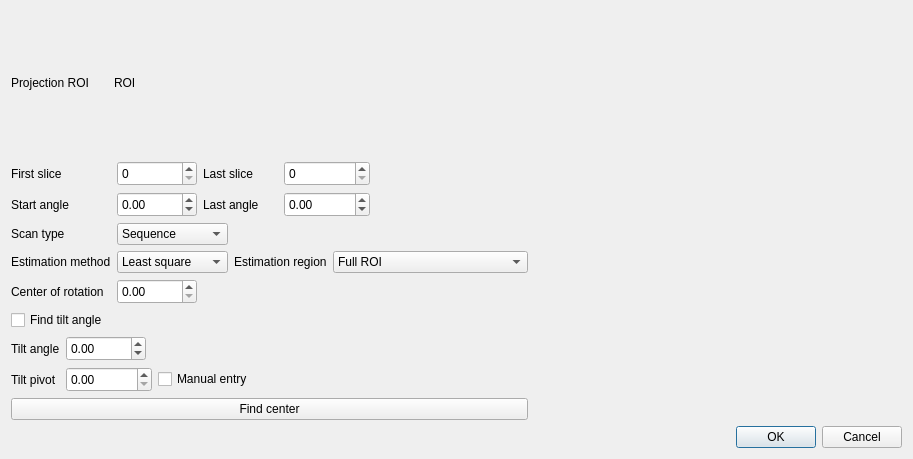
Before: the Qt Designer form src/muhrec3/configuregeometrydialog.ui in neutronimaging/imagingsuite, drawn with Qt 5.
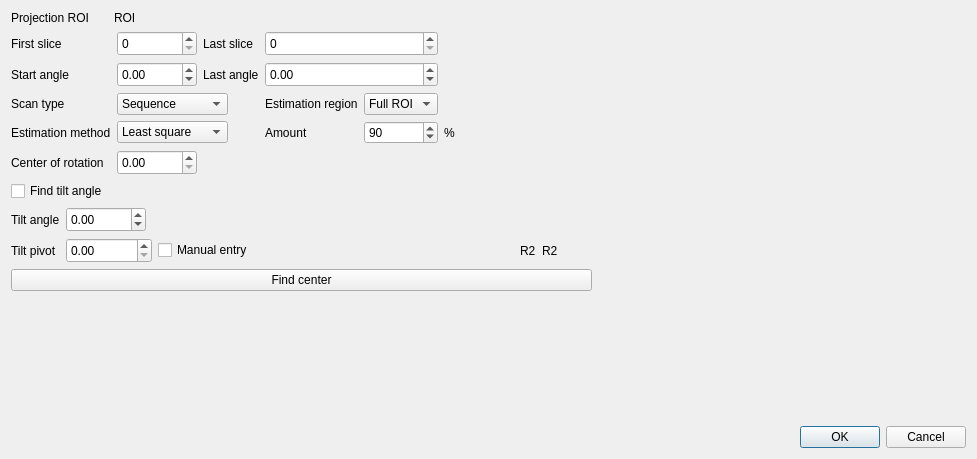
After: the same form once the commit is applied. Custom widgets are drawn as their Qt base class.

Commit message: Working on the tilt fit. Using the kipl linfit instead of local version.

Diff of the .ui file:
```diff
--- a/src/muhrec3/configuregeometrydialog.ui
+++ b/src/muhrec3/configuregeometrydialog.ui
@@ -6,7 +6,7 @@
    <rect>
     <x>0</x>
     <y>0</y>
-    <width>913</width>
+    <width>977</width>
     <height>459</height>
    </rect>
   </property>
@@ -169,19 +169,6 @@
              </item>
             </widget>
            </item>
-           <item row="2" column="3" colspan="4">
-            <spacer name="horizontalSpacer_9">
-             <property name="orientation">
-              <enum>Qt::Horizontal</enum>
-             </property>
-             <property name="sizeHint" stdset="0">
-              <size>
-               <width>198</width>
-               <height>20</height>
-              </size>
-             </property>
-            </spacer>
-           </item>
            <item row="3" column="0">
             <widget class="QLabel" name="label_11">
              <property name="text">
@@ -203,27 +190,6 @@
              </item>
             </widget>
            </item>
-           <item row="3" column="3" colspan="2">
-            <widget class="QLabel" name="label_9">
-             <property name="text">
-              <string>Estimation region</string>
-             </property>
-            </widget>
-           </item>
-           <item row="3" column="5" colspan="2">
-            <widget class="QComboBox" name="comboROISelection">
-             <item>
-              <property name="text">
-               <string>Full ROI</string>
-              </property>
-             </item>
-             <item>
-              <property name="text">
-               <string>Slices</string>
-              </property>
-             </item>
-            </widget>
-           </item>
            <item row="4" column="0">
             <widget class="QLabel" name="label_8">
              <property name="text">
@@ -260,6 +226,57 @@
              </property>
             </spacer>
            </item>
+           <item row="2" column="4">
+            <widget class="QLabel" name="label_9">
+             <property name="text">
+              <string>Estimation region</string>
+             </property>
+            </widget>
+           </item>
+           <item row="2" column="5">
+            <widget class="QComboBox" name="comboROISelection">
+             <item>
+              <property name="text">
+               <string>Full ROI</string>
+              </property>
+             </item>
+             <item>
+              <property name="text">
+               <string>Slices</string>
+              </property>
+             </item>
+            </widget>
+           </item>
+           <item row="3" column="4">
+            <widget class="QLabel" name="label_2">
+             <property name="text">
+              <string>Amount</string>
+             </property>
+            </widget>
+           </item>
+           <item row="3" column="6">
+            <widget class="QLabel" name="label_10">
+             <property name="text">
+              <string>%</string>
+             </property>
+            </widget>
+           </item>
+           <item row="3" column="5">
+            <widget class="QSpinBox" name="spinPercentage">
+             <property name="toolTip">
+              <string>Percentage of the center estimates to use in the regression. This provides a more robust estimate for samples with low contrast regions or gaps</string>
+             </property>
+             <property name="minimum">
+              <number>10</number>
+             </property>
+             <property name="maximum">
+              <number>100</number>
+             </property>
+             <property name="value">
+              <number>90</number>
+             </property>
+            </widget>
+           </item>
           </layout>
          </item>
          <item row="2" column="0">
@@ -284,6 +301,33 @@
          </item>
          <item row="3" column="0" colspan="2">
           <layout class="QGridLayout" name="gridTilt">
+           <item row="2" column="0">
+            <widget class="QLabel" name="labelTiltPivot">
+             <property name="text">
+              <string>Tilt pivot</string>
+             </property>
+            </widget>
+           </item>
+           <item row="2" column="3">
+            <widget class="QCheckBox" name="checkBox_ManualTiltPivotEntry">
+             <property name="text">
+              <string>Manual entry</string>
+             </property>
+            </widget>
+           </item>
+           <item row="2" column="6">
+            <widget class="QLabel" name="labelR2">
+             <property name="minimumSize">
+              <size>
+               <width>50</width>
+               <height>0</height>
+              </size>
+             </property>
+             <property name="text">
+              <string>R2</string>
+             </property>
+            </widget>
+           </item>
            <item row="0" column="0">
             <widget class="QLabel" name="labelTiltAngle">
              <property name="text">
@@ -310,7 +354,20 @@
              </property>
             </widget>
            </item>
-           <item row="0" column="2" colspan="3">
+           <item row="2" column="4">
+            <spacer name="horizontalSpacer_5">
+             <property name="orientation">
+              <enum>Qt::Horizontal</enum>
+             </property>
+             <property name="sizeHint" stdset="0">
+              <size>
+               <width>40</width>
+               <height>20</height>
+              </size>
+             </property>
+            </spacer>
+           </item>
+           <item row="0" column="2" colspan="5">
             <spacer name="horizontalSpacer_4">
              <property name="orientation">
               <enum>Qt::Horizontal</enum>
@@ -323,14 +380,7 @@
              </property>
             </spacer>
            </item>
-           <item row="1" column="0">
-            <widget class="QLabel" name="labelTiltPivot">
-             <property name="text">
-              <string>Tilt pivot</string>
-             </property>
-            </widget>
-           </item>
-           <item row="1" column="1" colspan="2">
+           <item row="2" column="1" colspan="2">
             <widget class="QDoubleSpinBox" name="dspinTiltPivot">
              <property name="minimumSize">
               <size>
@@ -340,26 +390,13 @@
              </property>
             </widget>
            </item>
-           <item row="1" column="3">
-            <widget class="QCheckBox" name="checkBox_ManualTiltPivotEntry">
+           <item row="2" column="5">
+            <widget class="QLabel" name="label_13">
              <property name="text">
-              <string>Manual entry</string>
+              <string>R2</string>
              </property>
             </widget>
            </item>
-           <item row="1" column="4">
-            <spacer name="horizontalSpacer_6">
-             <property name="orientation">
-              <enum>Qt::Horizontal</enum>
-             </property>
-             <property name="sizeHint" stdset="0">
-              <size>
-               <width>98</width>
-               <height>20</height>
-              </size>
-             </property>
-            </spacer>
-           </item>
           </layout>
          </item>
         </layout>
@@ -377,6 +414,19 @@
          </property>
         </widget>
        </item>
+       <item>
+        <spacer name="verticalSpacer">
+         <property name="orientation">
+          <enum>Qt::Vertical</enum>
+         </property>
+         <property name="sizeHint" stdset="0">
+          <size>
+           <width>20</width>
+           <height>40</height>
+          </size>
+         </property>
+        </spacer>
+       </item>
       </layout>
      </item>
      <item>
```
The commit also changes 3 other files.
